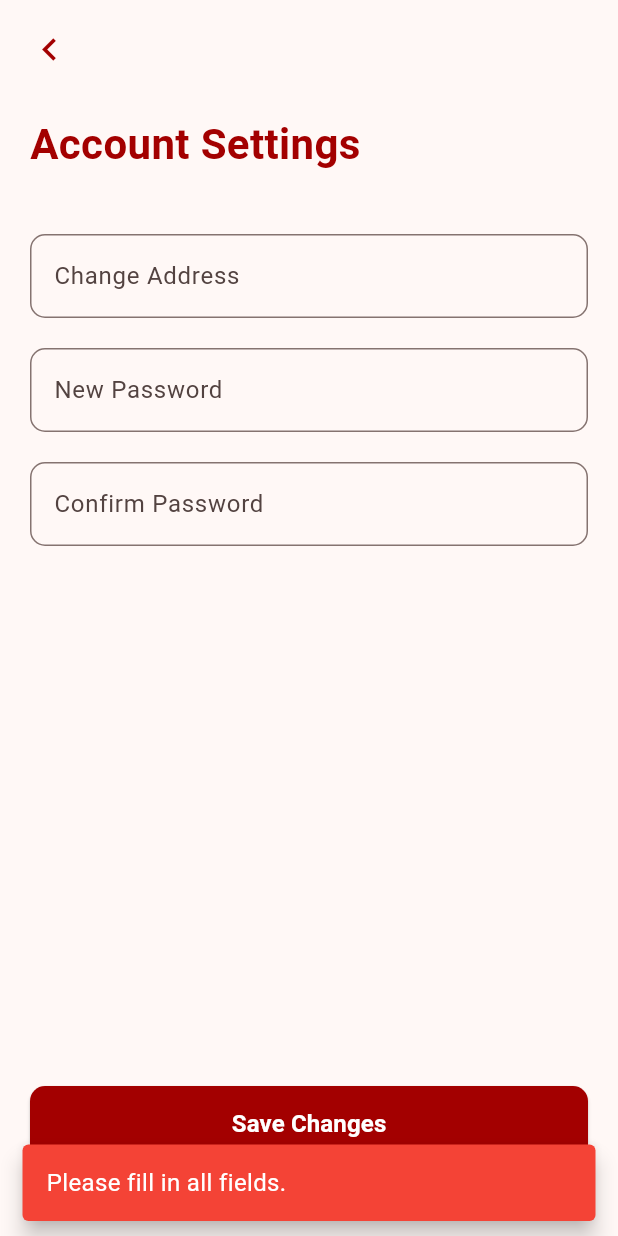
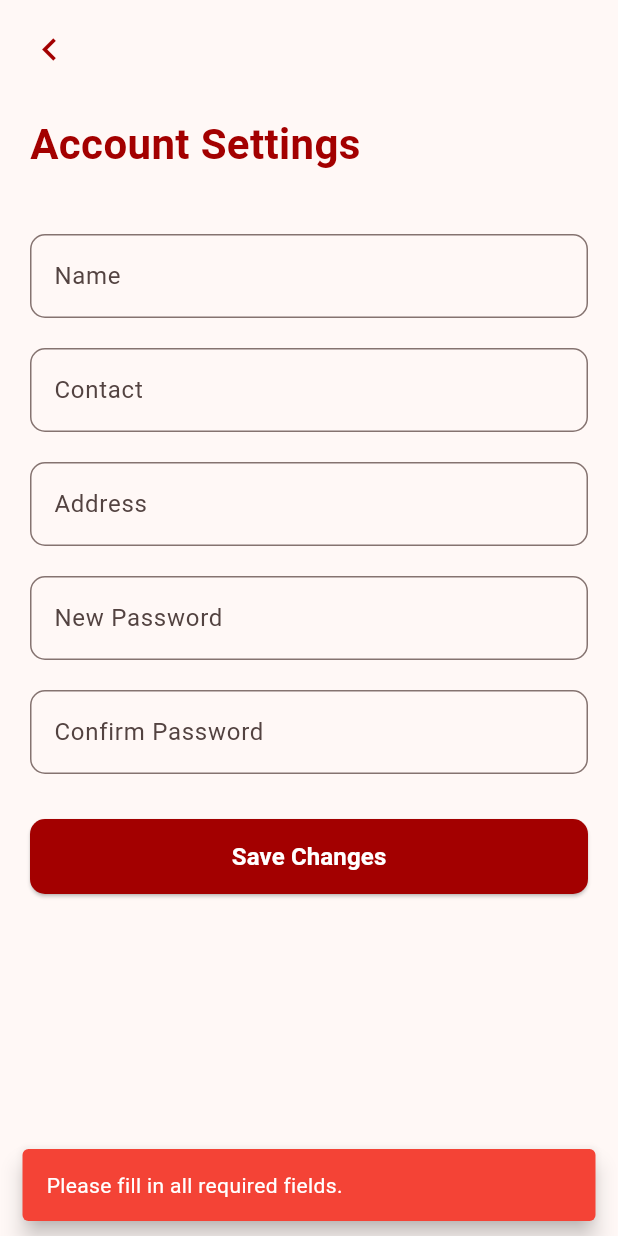
Before and after one commit to yvan321/apula-app, a Flutter app: the AccountSettingsPage screen opened by its route, after a tap on "Save Changes", on a phone screen of 412 x 824 dp. Run offline on Flutter 3.47's test engine with Material 3 defaults, Android fonts, the phone set to English and light mode, and no system bars; our stand-ins replace audioplayers, cloud_firestore, firebase_auth, firebase_core, local_auth, lottie; missing offline and left inert: mobile_scanner; accounts and stored records are empty.

Commit message:
Added: Account Settings Function

```diff
--- a/lib/screens/app/settings/account_settings_page.dart
+++ b/lib/screens/app/settings/account_settings_page.dart
@@ -1,5 +1,7 @@
 import 'package:flutter/material.dart';
 import 'package:lottie/lottie.dart';
+import 'package:cloud_firestore/cloud_firestore.dart';
+import 'package:firebase_auth/firebase_auth.dart';
 
 class AccountSettingsPage extends StatefulWidget {
   const AccountSettingsPage({super.key});
@@ -9,85 +11,141 @@ class AccountSettingsPage extends StatefulWidget {
 }
 
 class _AccountSettingsPageState extends State<AccountSettingsPage> {
-  final TextEditingController _addressController = TextEditingController();
-  final TextEditingController _passwordController = TextEditingController();
-  final TextEditingController _confirmPasswordController =
-      TextEditingController();
+  final _nameController = TextEditingController();
+  final _contactController = TextEditingController();
+  final _addressController = TextEditingController();
+  final _passwordController = TextEditingController();
+  final _confirmPasswordController = TextEditingController();
+
+  final _auth = FirebaseAuth.instance;
+  final _firestore = FirebaseFirestore.instance;
+
+  bool _isLoading = true;
+  String? _docId; // 🔹 store document ID
 
   @override
-  void dispose() {
-    _addressController.dispose();
-    _passwordController.dispose();
-    _confirmPasswordController.dispose();
-    super.dispose();
+  void initState() {
+    super.initState();
+    _loadUserData();
+  }
+
+  // 🟢 Load user data by email (not UID)
+  Future<void> _loadUserData() async {
+    final user = _auth.currentUser;
+    if (user == null) {
+      setState(() => _isLoading = false);
+      return;
+    }
+
+    try {
+      final query = await _firestore
+          .collection('users')
+          .where('email', isEqualTo: user.email)
+          .limit(1)
+          .get();
+
+      if (query.docs.isNotEmpty) {
+        final doc = query.docs.first;
+        final data = doc.data();
+        _docId = doc.id; // save doc id for updating later
+
+        _nameController.text = data['name'] ?? '';
+        _contactController.text = data['contact'] ?? '';
+        _addressController.text = data['address'] ?? '';
+      } else {
+        _showSnackBar("User not found in database.", Colors.red);
+      }
+    } catch (e) {
+      _showSnackBar("Failed to load user data: $e", Colors.red);
+    } finally {
+      setState(() => _isLoading = false);
+    }
   }
 
   void _showSnackBar(String message, Color bgColor) {
     ScaffoldMessenger.of(context).showSnackBar(
       SnackBar(
-        content: Text(
-          message,
-          style: const TextStyle(color: Colors.white, fontSize: 16),
-        ),
+        content: Text(message, style: const TextStyle(color: Colors.white)),
         backgroundColor: bgColor,
         behavior: SnackBarBehavior.floating,
-        duration: const Duration(seconds: 2),
       ),
     );
   }
 
-  void _saveChanges() {
+  // 🟡 Save updates
+  Future<void> _saveChanges() async {
+    final name = _nameController.text.trim();
+    final contact = _contactController.text.trim();
     final address = _addressController.text.trim();
     final password = _passwordController.text.trim();
     final confirmPassword = _confirmPasswordController.text.trim();
 
-    if (address.isEmpty || password.isEmpty || confirmPassword.isEmpty) {
-      _showSnackBar("Please fill in all fields.", Colors.red);
+    if (name.isEmpty || contact.isEmpty || address.isEmpty) {
+      _showSnackBar("Please fill in all required fields.", Colors.red);
       return;
     }
 
-    if (password != confirmPassword) {
+    if (password.isNotEmpty && password != confirmPassword) {
       _showSnackBar("Passwords do not match.", Colors.red);
       return;
     }
 
-    // 🔥 Show loading dialog
     showDialog(
       context: context,
       barrierDismissible: false,
-      builder: (context) {
-        Future.delayed(const Duration(seconds: 3), () {
-          Navigator.pop(context);
+      builder: (context) => _loadingDialog("Saving your changes..."),
+    );
 
-          // ✅ Show success dialog
+    try {
+      final user = _auth.currentUser;
+      if (user == null || _docId == null) return;
+
+      // ✅ Update Firestore document
+      await _firestore.collection('users').doc(_docId).update({
+        'name': name,
+        'contact': contact,
+        'address': address,
+        'updatedAt': FieldValue.serverTimestamp(),
+      });
+
+      // ✅ Update password in Firebase Auth
+      if (password.isNotEmpty) {
+        await user.updatePassword(password);
+      }
+
+      Navigator.pop(context); // close loading dialog
+
+      // ✅ Success dialog
       showDialog(
         context: context,
         barrierDismissible: false,
         builder: (context) {
           Future.delayed(const Duration(seconds: 2), () {
             Navigator.pop(context);
-                Navigator.pop(context); // go back to SettingsPage
+            Navigator.pop(context);
           });
+          return _successDialog("Changes Saved Successfully!");
+        },
+      );
+    } catch (e) {
+      Navigator.pop(context);
+      _showSnackBar("Something went wrong: $e", Colors.red);
+    }
+  }
+
+  // 🔥 Loading dialog
+  Widget _loadingDialog(String message) {
     return AlertDialog(
-                shape: RoundedRectangleBorder(
-                  borderRadius: BorderRadius.circular(20),
-                ),
+      shape: RoundedRectangleBorder(borderRadius: BorderRadius.circular(20)),
       content: Column(
         mainAxisSize: MainAxisSize.min,
         children: [
-                    SizedBox(
-                      height: 200,
-                      width: 400,
-                      child: Lottie.asset(
-                        'assets/check orange.json',
-                        repeat: false,
-                      ),
-                    ),
+          SizedBox(height: 150, width: 150, child: Lottie.asset('assets/fireloading.json', repeat: true)),
           const SizedBox(height: 20),
-                    const Text(
-                      "Changes Saved Successfully!",
+          Text(
+            message,
             textAlign: TextAlign.center,
-                      style: TextStyle(
+            style: const TextStyle(
               fontSize: 18,
               fontWeight: FontWeight.bold,
               color: Color(0xFFA30000),
@@ -96,30 +154,21 @@ class _AccountSettingsPageState extends State<AccountSettingsPage> {
         ],
       ),
     );
-            },
-          );
-        });
+  }
 
+  // ✅ Success dialog
+  Widget _successDialog(String message) {
     return AlertDialog(
-          shape: RoundedRectangleBorder(
-            borderRadius: BorderRadius.circular(20),
-          ),
+      shape: RoundedRectangleBorder(borderRadius: BorderRadius.circular(20)),
       content: Column(
         mainAxisSize: MainAxisSize.min,
         children: [
-              SizedBox(
-                height: 200,
-                width: 400,
-                child: Lottie.asset(
-                  'assets/fireloading.json',
-                  repeat: true,
-                ),
-              ),
+          SizedBox(height: 150, width: 150, child: Lottie.asset('assets/check orange.json', repeat: false)),
           const SizedBox(height: 20),
-              const Text(
-                "Saving your changes...",
+          Text(
+            message,
             textAlign: TextAlign.center,
-                style: TextStyle(
+            style: const TextStyle(
               fontSize: 18,
               fontWeight: FontWeight.bold,
               color: Color(0xFFA30000),
@@ -128,8 +177,16 @@ class _AccountSettingsPageState extends State<AccountSettingsPage> {
         ],
       ),
     );
-      },
-    );
+  }
+
+  @override
+  void dispose() {
+    _nameController.dispose();
+    _contactController.dispose();
+    _addressController.dispose();
+    _passwordController.dispose();
+    _confirmPasswordController.dispose();
+    super.dispose();
   }
 
   @override
@@ -138,7 +195,11 @@ class _AccountSettingsPageState extends State<AccountSettingsPage> {
 
     return Scaffold(
       body: SafeArea(
-        child: Column(
+        child: _isLoading
+            ? const Center(
+                child: CircularProgressIndicator(color: Color(0xFFA30000)),
+              )
+            : Column(
                 crossAxisAlignment: CrossAxisAlignment.start,
                 children: [
                   // 🔙 Back Button
@@ -176,19 +237,39 @@ class _AccountSettingsPageState extends State<AccountSettingsPage> {
                   Expanded(
                     child: Padding(
                       padding: const EdgeInsets.all(20),
+                      child: SingleChildScrollView(
                         child: Column(
                           children: [
                             TextField(
-                      controller: _addressController,
+                              controller: _nameController,
                               decoration: InputDecoration(
-                        labelText: "Change Address",
+                                labelText: "Name",
                                 border: OutlineInputBorder(
                                   borderRadius: BorderRadius.circular(10),
                                 ),
                               ),
                             ),
                             const SizedBox(height: 20),
-
+                            TextField(
+                              controller: _contactController,
+                              decoration: InputDecoration(
+                                labelText: "Contact",
+                                border: OutlineInputBorder(
+                                  borderRadius: BorderRadius.circular(10),
+                                ),
+                              ),
+                            ),
+                            const SizedBox(height: 20),
+                            TextField(
+                              controller: _addressController,
+                              decoration: InputDecoration(
+                                labelText: "Address",
+                                border: OutlineInputBorder(
+                                  borderRadius: BorderRadius.circular(10),
+                                ),
+                              ),
+                            ),
+                            const SizedBox(height: 20),
                             TextField(
                               controller: _passwordController,
                               obscureText: true,
@@ -200,7 +281,6 @@ class _AccountSettingsPageState extends State<AccountSettingsPage> {
                               ),
                             ),
                             const SizedBox(height: 20),
-
                             TextField(
                               controller: _confirmPasswordController,
                               obscureText: true,
@@ -211,10 +291,7 @@ class _AccountSettingsPageState extends State<AccountSettingsPage> {
                                 ),
                               ),
                             ),
-
-                    const Spacer(),
-
-                    // 🔴 Save Button
+                            const SizedBox(height: 30),
                             SizedBox(
                               width: double.infinity,
                               height: 50,
@@ -241,6 +318,7 @@ class _AccountSettingsPageState extends State<AccountSettingsPage> {
                         ),
                       ),
                     ),
+                  ),
                 ],
               ),
       ),
```
Also changed, not shown: lib/screens/login/login_screen.dart (+31 -18 lines), lib/screens/register/register_screen.dart (+34 -31 lines), lib/screens/register/verification_screen.dart (+48 -27 lines). Lines whose indentation alone changed are shown as unchanged.
